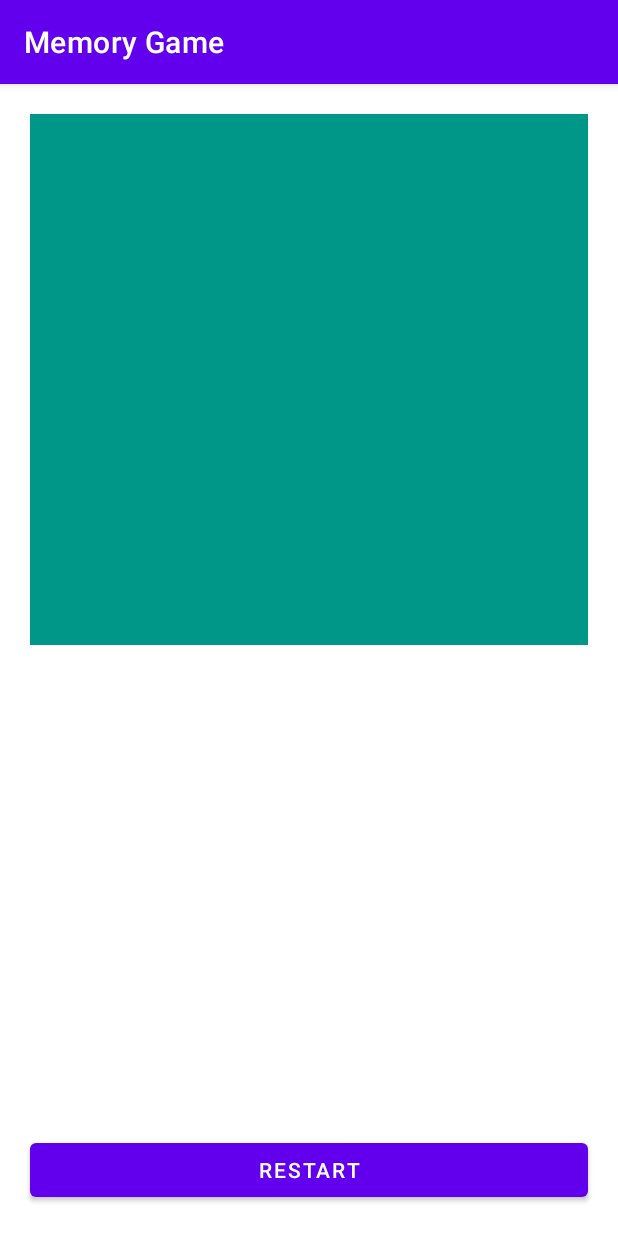
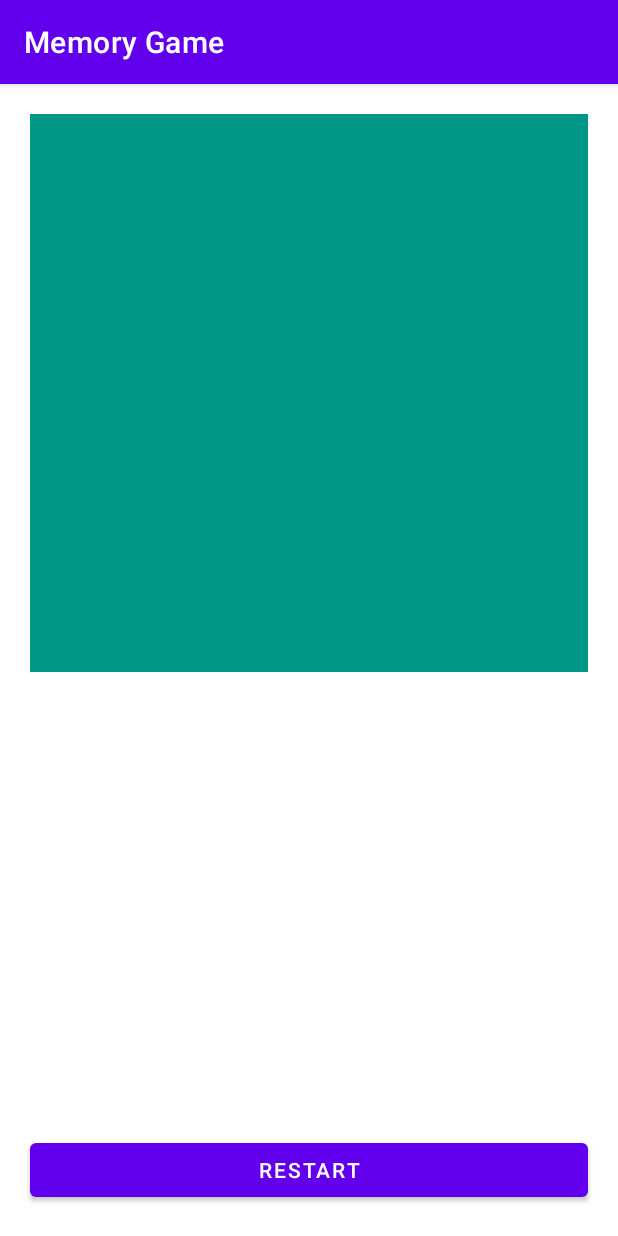
Before and after one commit to therealbluepandabear/Memory_Game, an Android app: the screen it shows after launch (MainActivity), on a phone screen of 412 x 824 dp. Run offline under Robolectric (Android 15) with nearby library versions, the phone set to English and light mode, and no system bars.

Commit message:
Change gameLayout to SquareFrameLayout instead of a regular FrameLayout.

```diff
--- a/app/src/main/res/layout/activity_main.xml
+++ b/app/src/main/res/layout/activity_main.xml
@@ -6,7 +6,7 @@
     android:layout_height="match_parent"
     tools:context=".MainActivity">
 
-    <FrameLayout
+    <com.realtomjoney.memorygame.SquareFrameLayout
         android:id="@+id/gameLayout"
         android:layout_width="0dp"
         android:layout_height="354dp"
@@ -18,7 +18,7 @@
         app:layout_constraintStart_toStartOf="parent"
         app:layout_constraintTop_toTopOf="parent">
 
-    </FrameLayout>
+    </com.realtomjoney.memorygame.SquareFrameLayout>
 
     <Button
         android:id="@+id/restartButton"
```
